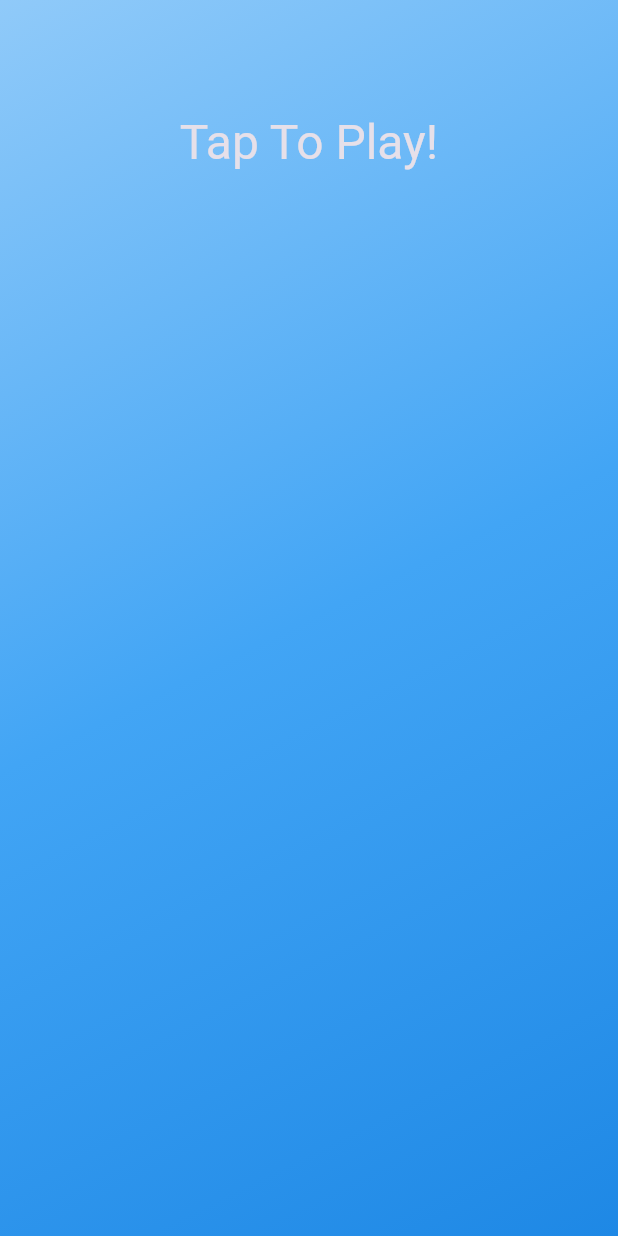
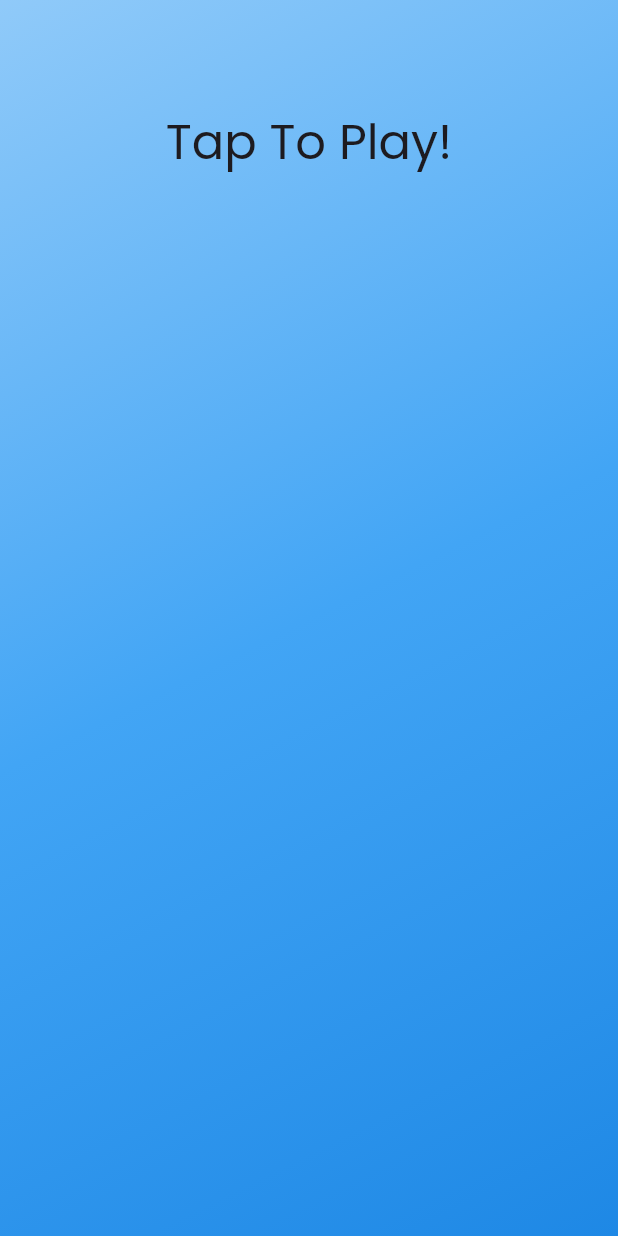
Before and after one commit to altaysakarya/choose_finger, a Flutter app: the screen it shows after launch, on a phone screen of 412 x 824 dp. Run offline on Flutter 3.47's test engine with Material 3 defaults, Android fonts, the phone set to English and light mode, and no system bars; our stand-ins replace get, google_fonts.

Commit message:
Update theme in main.dart to use Google Fonts and bump version in pubspec.yaml

```diff
--- a/lib/main.dart
+++ b/lib/main.dart
@@ -1,6 +1,7 @@
 import 'package:choose_game/features/screens/game.dart';
 import 'package:flutter/material.dart';
 import 'package:get/route_manager.dart';
+import 'package:google_fonts/google_fonts.dart';
 
 void main() {
   runApp(const Main());
@@ -12,7 +13,9 @@ class Main extends StatelessWidget {
   @override
   Widget build(BuildContext context) {
     return GetMaterialApp(
-      theme: ThemeData.dark(),
+      theme: ThemeData(
+          brightness: Brightness.dark,
+          textTheme: GoogleFonts.poppinsTextTheme()),
       initialRoute: GameScreen.routeName,
       debugShowCheckedModeBanner: false,
       getPages: [
--- a/pubspec.yaml
+++ b/pubspec.yaml
@@ -2,7 +2,7 @@ name: choose_game
 description: "The Choose Finger app makes your decision-making process fun and fast! All you have to do is place multiple fingers on the screen simultaneously. The app will randomly select one of the placed fingers and show it to you. It offers a practical and straightforward solution when deciding who gets to choose or who performs a certain task."
 publish_to: 'none'
 
-version: 1.0.2+4
+version: 1.0.3+5
 
 environment:
   sdk: ^3.6.1
@@ -14,6 +14,7 @@ dependencies:
   get: ^4.7.2
   fluttertoast: ^8.2.12
   flutter_confetti: ^0.5.1
+  google_fonts: ^6.2.1
 
 dev_dependencies:
   flutter_test:
```
Also changed, not shown: pubspec.lock.
